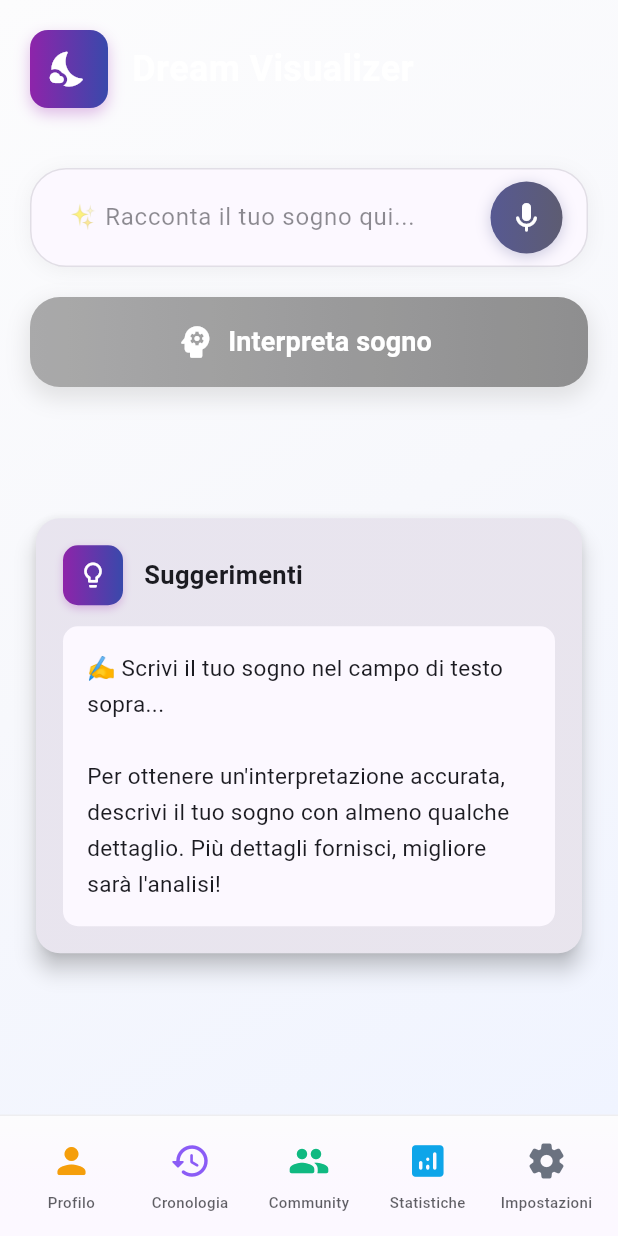
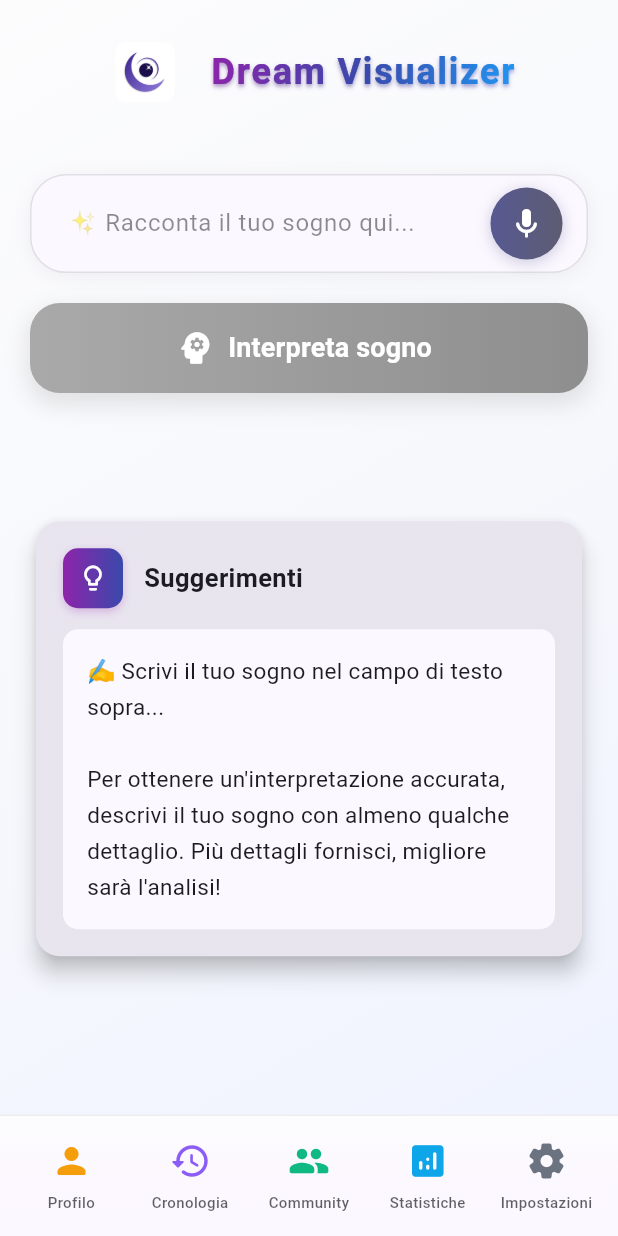
Before and after one commit to gianfrizio/Dream-Visualizer, a Flutter app: the screen it shows after launch, on a phone screen of 412 x 824 dp. Run offline on Flutter 3.47's test engine with Material 3 defaults, Android fonts, the light colour scheme and no system bars; our stand-ins replace cloud_firestore, firebase_auth, fl_chart, local_auth, share_plus, shared_preferences and 1 more; missing offline and left inert: encrypt; accounts and stored records are empty; statements that could not run were skipped.

Commit message:
UI improvements: styled Dream Visualizer title with gradient and theme-adaptive icon background

```diff
--- a/lib/main.dart
+++ b/lib/main.dart
@@ -646,43 +646,69 @@ class _DreamHomePageState extends State<DreamHomePage> {
           child: SafeArea(
             child: Column(
               children: [
-                // Header con logo e titolo
+                // Header con logo e titolo centrati
                 Container(
                   padding: const EdgeInsets.all(20),
                   child: Row(
+                    mainAxisAlignment: MainAxisAlignment.center,
                     children: [
                       Container(
-                        padding: const EdgeInsets.all(12),
+                        padding: const EdgeInsets.all(8),
                         decoration: BoxDecoration(
-                          gradient: LinearGradient(
-                            colors: [
-                              Colors.purple.shade600,
-                              Colors.indigo.shade600,
-                            ],
+                          color: theme.brightness == Brightness.dark
+                              ? Colors.white.withOpacity(0.1)
+                              : Colors.transparent,
+                          borderRadius: BorderRadius.circular(12),
+                          boxShadow: theme.brightness == Brightness.dark
+                              ? [
+                                  BoxShadow(
+                                    color: Colors.black.withOpacity(0.1),
+                                    blurRadius: 8,
+                                    offset: const Offset(0, 4),
+                                  ),
+                                ]
+                              : [],
+                        ),
+                        child: ClipRRect(
+                          borderRadius: BorderRadius.circular(8),
+                          child: Image.asset(
+                            'assets/icon/app_icon.png',
+                            width: 40,
+                            height: 40,
+                            fit: BoxFit.cover,
                           ),
-                          borderRadius: BorderRadius.circular(12),
-                          boxShadow: [
-                            BoxShadow(
-                              color: Colors.purple.withOpacity(0.3),
-                              blurRadius: 8,
-                              offset: const Offset(0, 4),
-                            ),
-                          ],
-                        ),
-                        child: const Icon(
-                          Icons.nights_stay_rounded,
-                          color: Colors.white,
-                          size: 28,
                         ),
                       ),
                       const SizedBox(width: 16),
-                      const Expanded(
+                      ShaderMask(
+                        shaderCallback: (bounds) => LinearGradient(
+                          colors: [
+                            Colors.purple.shade600,
+                            Colors.indigo.shade600,
+                            Colors.blue.shade500,
+                          ],
+                          begin: Alignment.topLeft,
+                          end: Alignment.bottomRight,
+                        ).createShader(bounds),
                         child: Text(
                           'Dream Visualizer',
                           style: TextStyle(
                             fontSize: 24,
                             fontWeight: FontWeight.bold,
                             color: Colors.white,
+                            letterSpacing: 1.2,
+                            shadows: [
+                              Shadow(
+                                offset: const Offset(0, 2),
+                                blurRadius: 4,
+                                color: Colors.purple.withOpacity(0.3),
+                              ),
+                              Shadow(
+                                offset: const Offset(0, 1),
+                                blurRadius: 2,
+                                color: Colors.indigo.withOpacity(0.2),
+                              ),
+                            ],
                           ),
                         ),
                       ),
```
